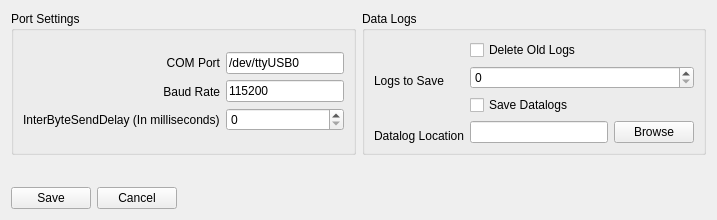
fredcooke/emstudio, file core/src/comsettings.ui: the form before one commit.
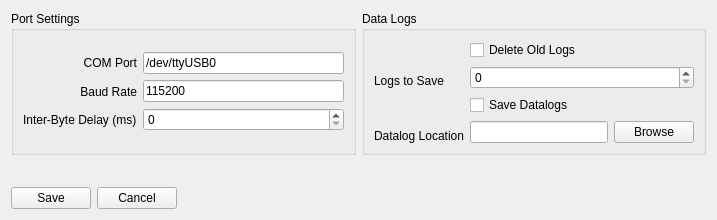
The form after the commit.

Commit message: Fix for settings label

```diff
--- a/core/src/comsettings.ui
+++ b/core/src/comsettings.ui
@@ -54,7 +54,7 @@
               <item>
                <widget class="QLabel" name="label_7">
                 <property name="text">
-                 <string>InterByteSendDelay (In milliseconds)</string>
+                 <string>Inter-Byte Delay (ms)</string>
                 </property>
                </widget>
               </item>
```
